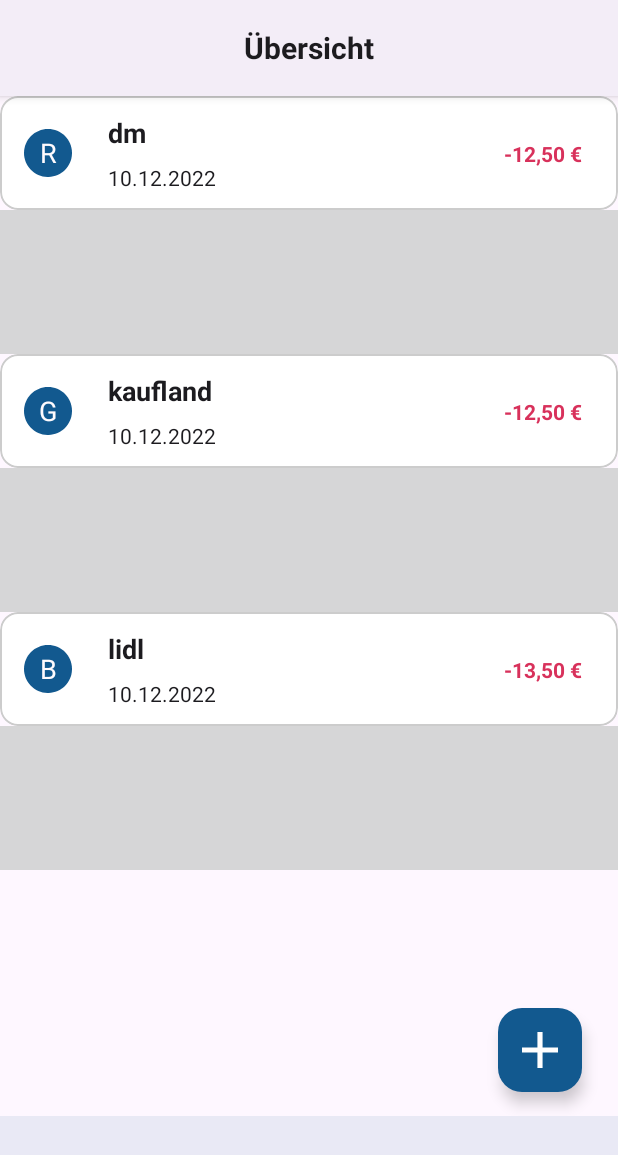
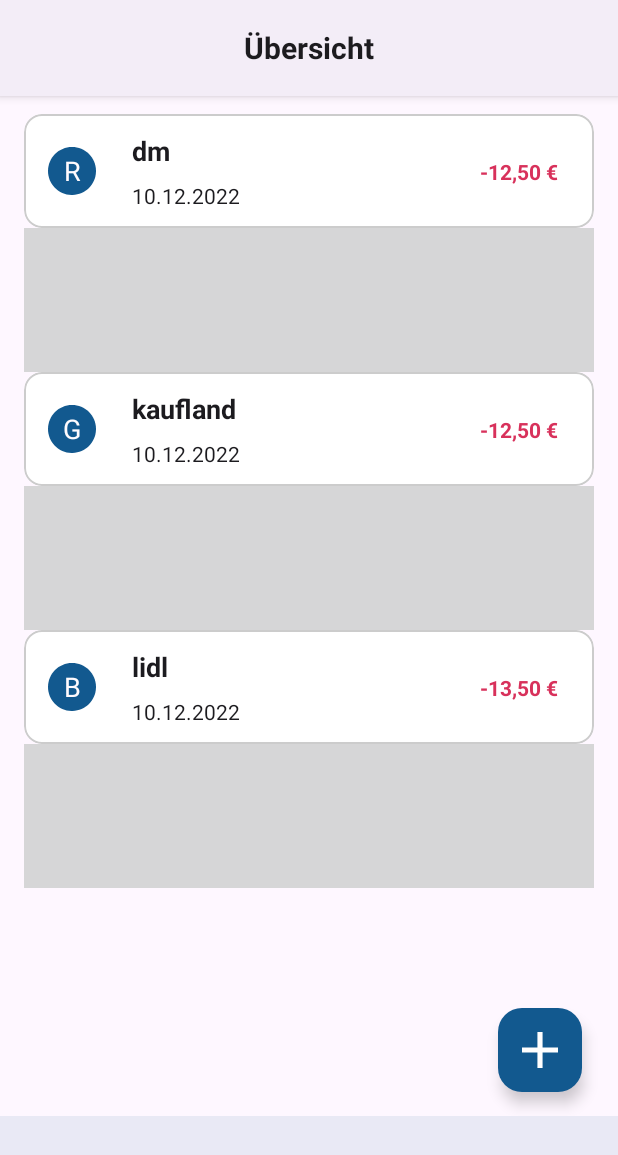
Before and after one commit to seiferla/FiBo, an Android app: the screen it shows after launch (MainActivity), on a phone screen of 412 x 824 dp. Shown: the top 1155 px of the screen. Run offline under Robolectric (Android 15) with nearby library versions, the phone set to English and light mode, and no system bars; our stand-ins replace navigation-ui.

Commit message:
merge main into branch

```diff
--- a/android-app/app/src/main/java/de/dhbw/ka/se/fibo/models/Cashflow.java
+++ b/android-app/app/src/main/java/de/dhbw/ka/se/fibo/models/Cashflow.java
@@ -66,7 +66,7 @@
                 "type=" + type +
                 ", overallValue=" + overallValue +
                 ", timestamp=" + timestamp +
-                ", name='" + name + '\'' +
+                ", name='" + place.getName() + '\'' +
                 ", category=" + category +
                 '}';
     }
--- a/android-app/app/src/main/res/layout/fragment_home.xml
+++ b/android-app/app/src/main/res/layout/fragment_home.xml
@@ -11,6 +11,11 @@
         android:id="@+id/recyclerview"
         android:layout_width="match_parent"
         android:layout_height="match_parent"
+        android:layout_marginStart="16dp"
+        android:layout_marginEnd="16dp"
+        android:clipToPadding="false"
+        android:paddingTop="12dp"
+        android:paddingBottom="12dp"
         android:visibility="visible"
         app:layout_constraintBottom_toBottomOf="parent"
         app:layout_constraintEnd_toEndOf="parent"
```
Also changed, not shown: android-app/app/src/main/java/de/dhbw/ka/se/fibo/ui/adding/AddingFragment.java (+5 -2 lines).
